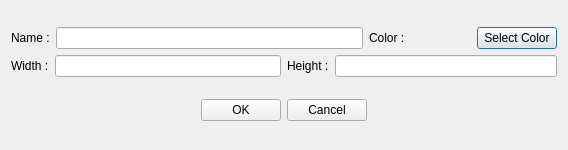
Above: ui/AddNewThreatDialog.ui from iammetehan/uav-swarm-simulator before the change. Below: the same form after it.
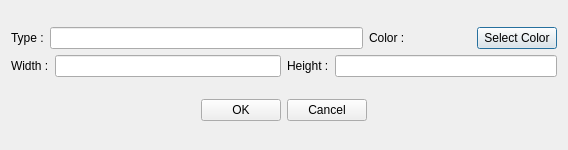
That is the form after the change.

```diff
--- a/ui/AddNewThreatDialog.ui
+++ b/ui/AddNewThreatDialog.ui
@@ -21,7 +21,7 @@
        <item>
         <widget class="QLabel" name="label">
          <property name="text">
-          <string>Name :</string>
+          <string>Type :</string>
          </property>
         </widget>
        </item>
```
Left out of the diff: 2 changed lines with no effect on the pictures.
